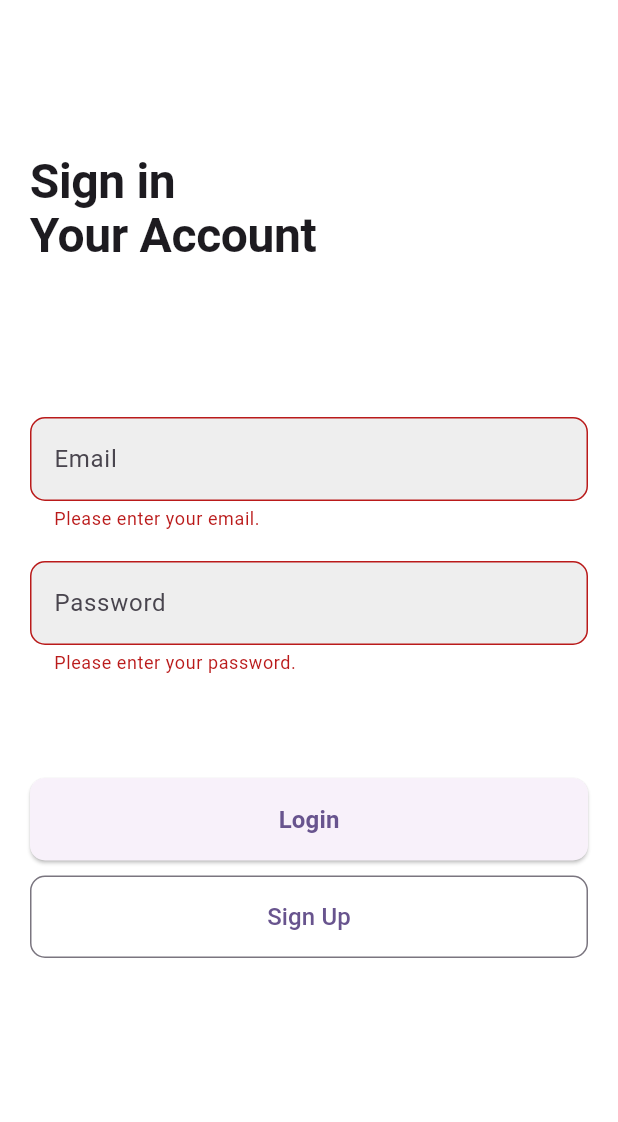
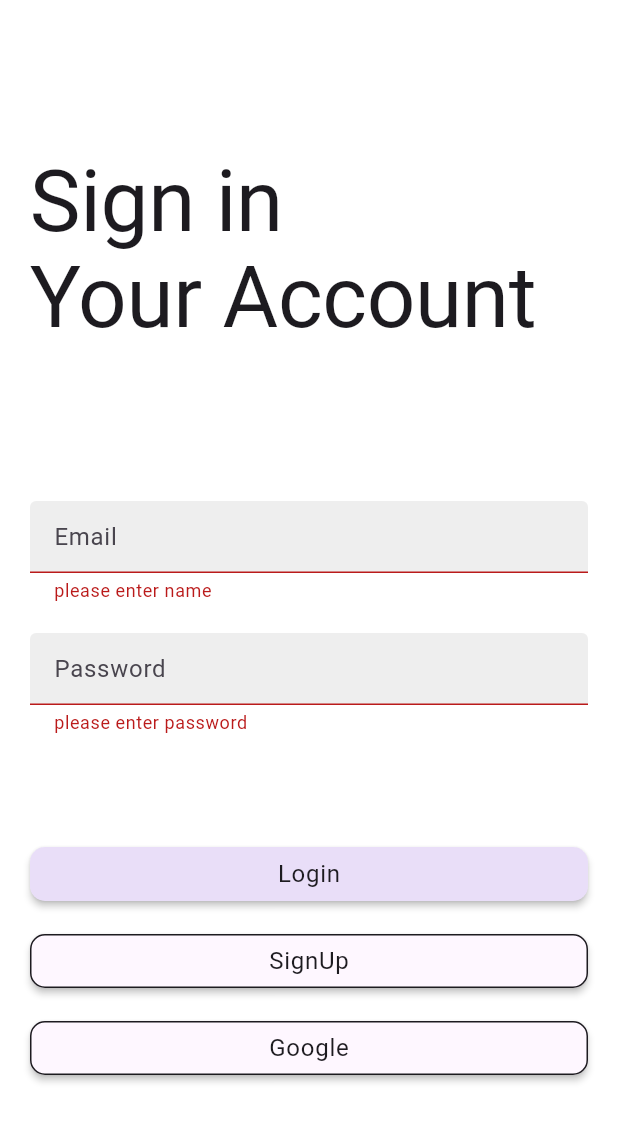
Before and after one commit to Maryamalid/userdata, a Flutter app: the screen it shows after launch, after a tap on "Login", on a phone screen of 412 x 824 dp. Shown: the top 1122 px of the screen. Run offline on Flutter 3.47's test engine with Material 3 defaults, Android fonts, the phone set to English and light mode, and no system bars; our stand-ins replace cloud_firestore, firebase_auth, firebase_core, google_sign_in; accounts and stored records are empty.

Commit message:
my project userdata

```diff
--- a/lib/extention/context_extention.dart
+++ b/lib/extention/context_extention.dart
@@ -10,4 +10,10 @@ extension TextStyleExtion on BuildContext {
   showSnackBar(String message) {
     ScaffoldMessenger.of(this).showSnackBar(SnackBar(content: Text(message)));
   }
+
+  Future<T?> go<T>(Widget widget) async {
+    return await Navigator.of(this).push<T>(MaterialPageRoute(builder: (_) {
+      return widget;
+    }));
+  }
 }
--- a/lib/main.dart
+++ b/lib/main.dart
@@ -1,6 +1,7 @@
 import 'package:firebase_core/firebase_core.dart';
 import 'package:flutter/material.dart';
 import 'package:user_data/firebase_options.dart';
+import 'package:user_data/screens/loading_screen.dart';
 import 'package:user_data/screens/login_screen.dart';
 
 void main() async {
@@ -22,11 +23,11 @@ class MyApp extends StatelessWidget {
         colorScheme: ColorScheme.fromSeed(seedColor: Colors.deepPurple),
         useMaterial3: true,
       ),
-      home: const LoginScreen(),
+      home: const LoadingScreen(),
     );
   }
 }
 
-// keytool -genkey -v -keystore E:\testfirebase\android\app\upload-keystore.jks
+// keytool -genkey -v -keystore E:\userdata\android\app\upload-keystore.jks
 //         -storetype JKS -keyalg RSA -keysize 2048 -validity 10000
 //         -alias upload
--- /dev/null
+++ b/lib/screens/loading_screen.dart
@@ -0,0 +1,48 @@
+import 'package:firebase_auth/firebase_auth.dart';
+import 'package:firebase_core/firebase_core.dart';
+import 'package:flutter/material.dart';
+import 'package:user_data/screens/home_screen.dart';
+import 'package:user_data/screens/login_screen.dart';
+
+class LoadingScreen extends StatefulWidget {
+  const LoadingScreen({super.key});
+
+  @override
+  State<LoadingScreen> createState() => _LoadingScreenState();
+}
+
+class _LoadingScreenState extends State<LoadingScreen> {
+  bool isloggedIn = false;
+
+  @override
+  void initState() {
+    listenToUser();
+    super.initState();
+  }
+
+  void listenToUser() {
+    // الاستماع إلى تغييرات حالة المستخدم من Firebase Authentication
+    Stream<User?> stream = FirebaseAuth.instance.authStateChanges();
+
+    stream.listen((User? user) {
+      print("User: ${user.toString()}"); // طباعة بيانات المستخدم
+
+      if (user == null) {
+        isloggedIn = false; // المستخدم غير مسجل الدخول
+      } else {
+        isloggedIn = true; // المستخدم مسجل الدخول
+      }
+
+      setState(() {});
+    });
+  }
+
+  @override
+  Widget build(BuildContext context) {
+    if (isloggedIn) {
+      return HomeScreen();
+    } else {
+      return LoginScreen();
+    }
+  }
+}
--- a/lib/screens/login_screen.dart
+++ b/lib/screens/login_screen.dart
@@ -1,5 +1,8 @@
 import 'package:firebase_auth/firebase_auth.dart';
 import 'package:flutter/material.dart';
+import 'package:google_sign_in/google_sign_in.dart';
+import 'package:user_data/extention/context_extention.dart';
+import 'home_screen.dart';
 import 'signup_screen.dart';
 
 class LoginScreen extends StatefulWidget {
@@ -10,139 +13,152 @@ class LoginScreen extends StatefulWidget {
 }
 
 class _LoginScreenState extends State<LoginScreen> {
-  final GlobalKey<FormState> _formKey = GlobalKey<FormState>();
-  final TextEditingController _emailController = TextEditingController();
-  final TextEditingController _passwordController = TextEditingController();
+  GlobalKey<FormState> formKey = GlobalKey<FormState>();
+  TextEditingController emailController = TextEditingController();
+  TextEditingController passwordController = TextEditingController();
 
-  // تسجيل الدخول
-  Future<void> _signIn() async {
+  void signIn() async {
     try {
-      final UserCredential userCredential =
-          await FirebaseAuth.instance.signInWithEmailAndPassword(
-        email: _emailController.text.trim(),
-        password: _passwordController.text.trim(),
-      );
-      print("UserCredential: ${userCredential.toString()}");
+      UserCredential userCredential = await FirebaseAuth.instance
+          .signInWithEmailAndPassword(
+              email: emailController.text, password: passwordController.text);
+      print("userCredential ${userCredential.toString()}");
     } catch (e, s) {
-      print('Error: $e');
-      print('Stack Trace: $s');
+      print("error ${e}");
+      print("stack ${s}");
+    }
+  }
 
-      ScaffoldMessenger.of(context).showSnackBar(
-        SnackBar(content: Text('Error: ${e.toString()}')),
-      );
-    }
+  Future<void> signInWithGoogle() async {
+    // Trigger the authentication flow
+    final GoogleSignInAccount? googleUser = await GoogleSignIn().signIn();
+
+    // Obtain the auth details from the request
+    final GoogleSignInAuthentication? googleAuth =
+        await googleUser?.authentication;
+
+    // Create a new credential
+    final credential = GoogleAuthProvider.credential(
+      accessToken: googleAuth?.accessToken,
+      idToken: googleAuth?.idToken,
+    );
+
+    // Once signed in, return the UserCredential
+    UserCredential userCredential =
+        await FirebaseAuth.instance.signInWithCredential(credential);
+    if (userCredential.user != null) {}
   }
 
   @override
   void dispose() {
-    _emailController.dispose();
-    _passwordController.dispose();
+    emailController.dispose();
     super.dispose();
   }
 
   @override
   Widget build(BuildContext context) {
-    final double height = MediaQuery.sizeOf(context).height;
-
+    double height = MediaQuery.sizeOf(context).height;
+    print("rebuild");
+    var inputDecoration = InputDecoration(
+      hintText: "Email",
+      filled: true,
+      fillColor: Colors.grey[200],
+    );
     return Scaffold(
       backgroundColor: Colors.white,
       body: SingleChildScrollView(
         child: Padding(
           padding: const EdgeInsets.symmetric(horizontal: 20.0),
           child: Form(
-            key: _formKey,
+            key: formKey,
             child: Column(
               crossAxisAlignment: CrossAxisAlignment.stretch,
               children: [
-                SizedBox(height: height / 8),
+                SizedBox(
+                  height: height / 8,
+                ),
                 Text(
                   "Sign in\nYour Account",
-                  style: Theme.of(context).textTheme.displayLarge?.copyWith(
-                        fontSize: 32,
-                        fontWeight: FontWeight.bold,
-                      ),
+                  style: Theme.of(context).textTheme.displayLarge,
                 ),
-                SizedBox(height: height / 8),
+                SizedBox(
+                  height: height / 8,
+                ),
                 TextFormField(
-                  controller: _emailController,
-                  validator: (String? email) {
-                    if (email == null || email.isEmpty) {
-                      return "Please enter your email.";
-                    }
-                    if (!RegExp(r"^[a-zA-Z0-9]+@[a-zA-Z]+\.[a-zA-Z]+")
-                        .hasMatch(email)) {
-                      return "Please enter a valid email.";
+                  controller: emailController,
+                  validator: (String? name) {
+                    if (name?.isEmpty ?? true) {
+                      return "please enter name";
                     }
                     return null;
                   },
-                  decoration: InputDecoration(
-                    hintText: "Email",
-                    filled: true,
-                    fillColor: Colors.grey[200],
-                    border: OutlineInputBorder(
-                      borderRadius: BorderRadius.circular(10),
-                    ),
-                  ),
+                  decoration: inputDecoration,
                 ),
-                const SizedBox(height: 20),
+                const SizedBox(
+                  height: 20,
+                ),
                 TextFormField(
-                  controller: _passwordController,
-                  obscureText: true,
+                  controller: passwordController,
                   validator: (String? password) {
-                    if (password == null || password.isEmpty) {
-                      return "Please enter your password.";
-                    }
-                    if (password.length < 6) {
-                      return "Password must be at least 6 characters.";
+                    if (password?.isEmpty ?? true) {
+                      return "please enter password";
                     }
                     return null;
                   },
-                  decoration: InputDecoration(
+                  decoration: inputDecoration.copyWith(
                     hintText: "Password",
-                    filled: true,
-                    fillColor: Colors.grey[200],
-                    border: OutlineInputBorder(
-                      borderRadius: BorderRadius.circular(10),
-                    ),
                   ),
                 ),
-                SizedBox(height: height / 12),
-                ElevatedButton(
-                  style: ElevatedButton.styleFrom(
-                    padding: const EdgeInsets.symmetric(vertical: 16),
-                    shape: RoundedRectangleBorder(
-                      borderRadius: BorderRadius.circular(10),
-                    ),
-                  ),
-                  onPressed: () {
-                    if (_formKey.currentState?.validate() ?? false) {
-                      _signIn();
+                SizedBox(
+                  height: height / 12,
+                ),
+                MaterialButton(
+                  color: Theme.of(context).colorScheme.secondaryContainer,
+                  shape: RoundedRectangleBorder(
+                      borderRadius: BorderRadius.circular(10)),
+                  onPressed: () async {
+                    if (formKey.currentState?.validate() ?? false) {
+                      signIn();
                     }
                   },
-                  child: const Text(
+                  child: Text(
                     "Login",
-                    style: TextStyle(fontSize: 16, fontWeight: FontWeight.bold),
+                    style: Theme.of(context).textTheme.bodyLarge,
                   ),
                 ),
-                const SizedBox(height: 10),
-                OutlinedButton(
-                  style: OutlinedButton.styleFrom(
-                    padding: const EdgeInsets.symmetric(vertical: 16),
-                    shape: RoundedRectangleBorder(
+                const SizedBox(
+                  height: 10,
+                ),
+                MaterialButton(
+                  color: Theme.of(context).colorScheme.surface,
+                  shape: RoundedRectangleBorder(
                       borderRadius: BorderRadius.circular(10),
-                    ),
+                      side: BorderSide(
+                          color: Theme.of(context).colorScheme.onSurface)),
+                  onPressed: () async {
+                    Navigator.push(context,
+                        MaterialPageRoute(builder: (_) => SignUpScreen()));
+                  },
+                  child: Text(
+                    "SignUp",
+                    style: Theme.of(context).textTheme.bodyLarge,
                   ),
-                  onPressed: () {
-                    Navigator.push(
-                      context,
-                      MaterialPageRoute(
-                        builder: (_) => const SignUpScreen(),
-                      ),
-                    );
+                ),
+                const SizedBox(
+                  height: 10,
+                ),
+                MaterialButton(
+                  color: Theme.of(context).colorScheme.surface,
+                  shape: RoundedRectangleBorder(
+                      borderRadius: BorderRadius.circular(10),
+                      side: BorderSide(
+                          color: Theme.of(context).colorScheme.onSurface)),
+                  onPressed: () async {
+                    await signInWithGoogle();
                   },
-                  child: const Text(
-                    "Sign Up",
-                    style: TextStyle(fontSize: 16),
+                  child: Text(
+                    "Google",
+                    style: Theme.of(context).textTheme.bodyLarge,
                   ),
                 ),
               ],
--- a/lib/screens/signup_screen.dart
+++ b/lib/screens/signup_screen.dart
@@ -24,7 +24,7 @@ class _SignUpScreenState extends State<SignUpScreen> {
       print("UserCredential: ${userCredential.toString()}");
 
       ScaffoldMessenger.of(context).showSnackBar(
-        SnackBar(content: Text("Account created successfully!")),
+        const SnackBar(content: Text("Account created successfully!")),
       );
     } catch (e, s) {
       context.showSnackBar(e.toString());
--- a/pubspec.yaml
+++ b/pubspec.yaml
@@ -37,6 +37,9 @@ dependencies:
   cupertino_icons: ^1.0.8
   firebase_core: ^3.8.0
   firebase_auth: ^5.3.3
+  cloud_firestore: ^5.5.1
+  google_sign_in: ^6.2.2
+  provider: ^6.1.2
 
 dev_dependencies:
   flutter_test:
```
Also changed, not shown: lib/extention/Example_a_stream.dart (added, +15 -0 lines), lib/logic/users_provider.dart (added, +43 -0 lines), lib/repostories/user_repostories.dart (added, +18 -0 lines), lib/screens/home_screen.dart (added, +194 -0 lines), lib/screens/user_screen.dart (added, +64 -0 lines), lib/firebase_options.dart, pubspec.lock, web_entrypoint.dart (added), 9 other files.
